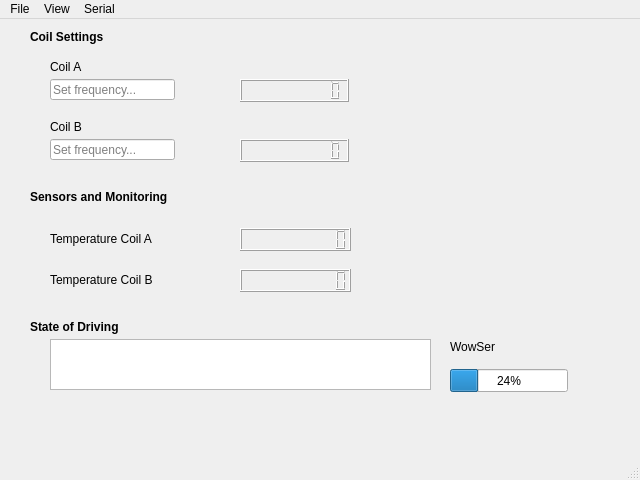
MartinJubinville/Twin-Device, file mainwindow.ui: the form before one commit.
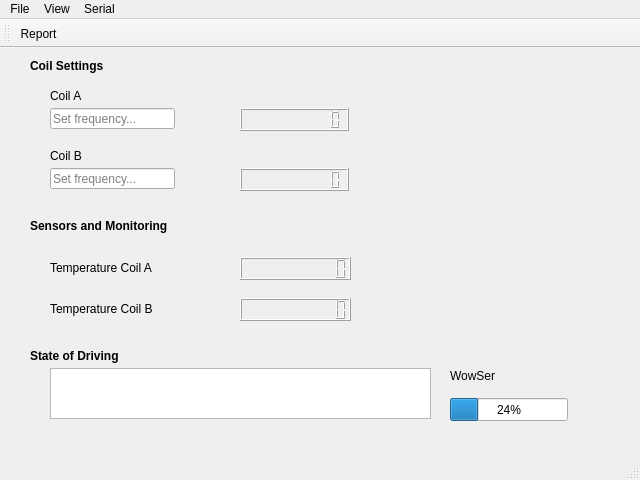
The form after the commit. Icons and pictures are not drawn.

Patch:
```diff
--- a/mainwindow.ui
+++ b/mainwindow.ui
@@ -151,6 +151,11 @@
       <height>23</height>
      </rect>
     </property>
+    <property name="font">
+     <font>
+      <family>Academy Engraved LET</family>
+     </font>
+    </property>
     <property name="digitCount">
      <number>10</number>
     </property>
@@ -272,6 +277,18 @@
    <addaction name="menuView"/>
    <addaction name="menuSerial"/>
   </widget>
+  <widget class="QToolBar" name="toolBar">
+   <property name="windowTitle">
+    <string>toolBar</string>
+   </property>
+   <attribute name="toolBarArea">
+    <enum>TopToolBarArea</enum>
+   </attribute>
+   <attribute name="toolBarBreak">
+    <bool>false</bool>
+   </attribute>
+   <addaction name="actionReport"/>
+  </widget>
   <action name="actionEdit">
    <property name="text">
     <string>Edit</string>
```
Left out of the diff: 6 changed lines with no effect on the pictures.
